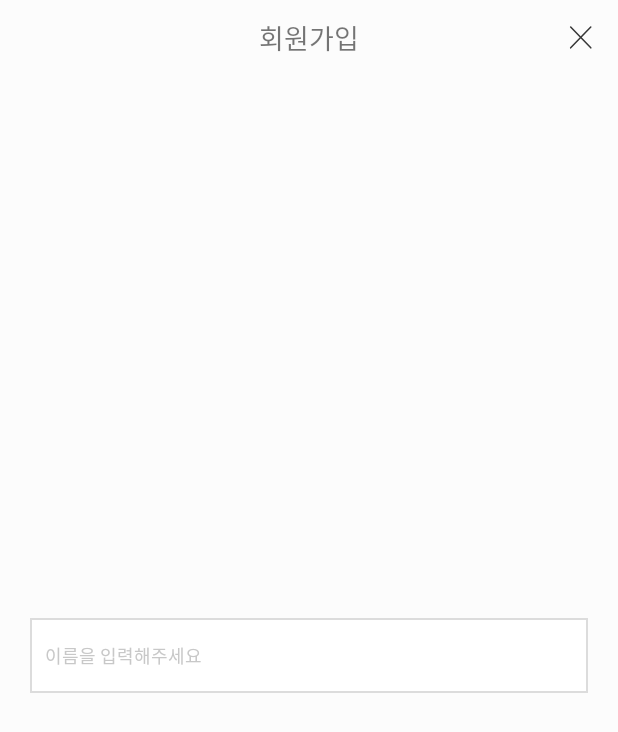
After one commit to nueag/tia-assignment, an Android app: the EditTextView screen opened directly, with no data from a screen before it, on a phone screen of 412 x 824 dp. The commit adds this screen. Shown: the top 732 px of the screen. Run offline under Robolectric (Android 15) with nearby library versions, the phone set to English and light mode, and no system bars.

Commit message:
[FEAT] 6nd assignment

```diff
--- a/app/src/main/AndroidManifest.xml
+++ b/app/src/main/AndroidManifest.xml
@@ -19,7 +19,7 @@
                 <category android:name="android.intent.category.LAUNCHER" />
             </intent-filter>
         </activity>
-        <activity android:name=".EditText"/>
+        <activity android:name=".EditTextView"/>
 
     </application>
 
--- /dev/null
+++ b/app/src/main/res/drawable/login_main_edittext.xml
@@ -0,0 +1,7 @@
+<?xml version="1.0" encoding="utf-8"?>
+<shape xmlns:android="http://schemas.android.com/apk/res/android"
+    android:shape="rectangle">
+    <stroke android:color="@color/splash"
+        android:width="1dp" />
+    <solid android:color="@color/white" />
+</shape>
--- a/app/src/main/res/layout/edit_text.xml
+++ b/app/src/main/res/layout/edit_text.xml
@@ -2,12 +2,17 @@
 <androidx.constraintlayout.widget.ConstraintLayout xmlns:android="http://schemas.android.com/apk/res/android"
     xmlns:tools="http://schemas.android.com/tools"
     android:layout_width="match_parent"
-    android:layout_height="wrap_content"
+    android:layout_height="match_parent"
     android:background="@color/basic">
 
     <RelativeLayout
         android:layout_width="match_parent"
-        android:layout_height="match_parent" >
+        android:layout_height="match_parent"
+        android:orientation="vertical">
+        <RelativeLayout
+            android:layout_width="match_parent"
+            android:layout_height="wrap_content"
+            android:id="@+id/title_view">
             <TextView
                 android:layout_width="match_parent"
                 android:layout_height="50dp"
@@ -15,7 +20,8 @@
                 android:gravity="center"
                 android:text="@string/edit_text_title"
                 android:textSize="18sp" />
-        <ImageButton
+            <android.widget.ImageButton
+                android:id="@+id/close_btn"
                 android:layout_width="30dp"
                 android:layout_height="46dp"
                 android:layout_marginEnd="10dp"
@@ -24,5 +30,29 @@
                 android:layout_centerInParent="true"
                 tools:ignore="MissingConstraints" />
         </RelativeLayout>
+        <RelativeLayout
+            android:layout_width="match_parent"
+            android:layout_height="match_parent"
+            android:layout_below="@+id/title_view">
+
+            <EditText
+                android:layout_width="match_parent"
+                android:layout_height="50dp"
+                android:layout_gravity="center"
+                android:layout_marginStart="20dp"
+                android:layout_marginEnd="20dp"
+                android:paddingStart="10dp"
+                android:fontFamily="@font/notosans_regular_ttf"
+                android:textColor="@color/black"
+                android:textSize="12sp"
+                android:hint="이름을 입력해주세요"
+                android:textColorHint="@color/gray"
+                android:layout_centerInParent="true"
+                android:background="@drawable/login_main_edittext" />
+
+        </RelativeLayout>
+
+    </RelativeLayout>
+
 
 </androidx.constraintlayout.widget.ConstraintLayout>
--- a/app/src/main/res/values/colors.xml
+++ b/app/src/main/res/values/colors.xml
@@ -11,4 +11,5 @@
     <color name="gray">#C8C8C8</color>
     <color name="main">#172760</color>
     <color name="basic">#FCFCFC</color>
+    <color name="splash">#DCDCDC</color>
 </resources>
--- a/app/src/main/res/values/strings.xml
+++ b/app/src/main/res/values/strings.xml
@@ -3,5 +3,5 @@
     <string name="main_defualt_textView">클릭 이벤트</string>
     <string name="main_button">버튼</string>
     <string name="change_view_text">화면 전환</string>
-    <string name="edit_text_title">이용안내</string>
+    <string name="edit_text_title">회원가입</string>
 </resources>
```
Also changed, not shown: app/src/main/java/com/example/tiaapplication/EditText.java (deleted, +0 -14 lines), app/src/main/java/com/example/tiaapplication/EditTextView.java (added, +45 -0 lines), app/src/main/java/com/example/tiaapplication/MainActivity.java (+2 -5 lines), 1 other file. Lines whose indentation alone changed are shown as unchanged.
